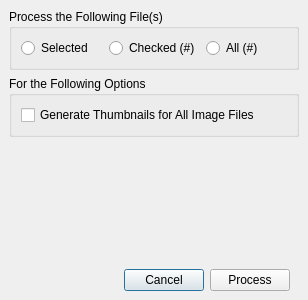
Before: the Qt Designer form digdeeperdialog.ui in pjrinaldi/wombatforensics, drawn with Qt 5.
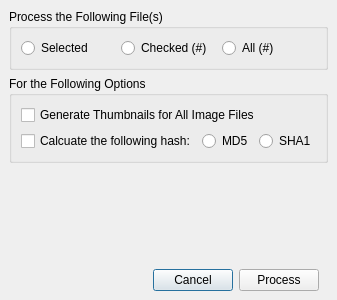
After: the same form once the commit is applied.

Commit message: working on moving hashing to dig deeper instead of at file load

The edit to the form file:
```diff
--- a/digdeeperdialog.ui
+++ b/digdeeperdialog.ui
@@ -105,6 +105,31 @@
           </property>
          </widget>
         </item>
+        <item>
+         <layout class="QHBoxLayout" name="horizontalLayout_3">
+          <item>
+           <widget class="QCheckBox" name="hashcheckbox">
+            <property name="text">
+             <string>Calcuate the following hash:</string>
+            </property>
+           </widget>
+          </item>
+          <item>
+           <widget class="QRadioButton" name="md5radiobutton">
+            <property name="text">
+             <string>MD5</string>
+            </property>
+           </widget>
+          </item>
+          <item>
+           <widget class="QRadioButton" name="sha1radiobutton">
+            <property name="text">
+             <string>SHA1</string>
+            </property>
+           </widget>
+          </item>
+         </layout>
+        </item>
        </layout>
       </widget>
      </item>
```
The commit also changes 2 other files.
